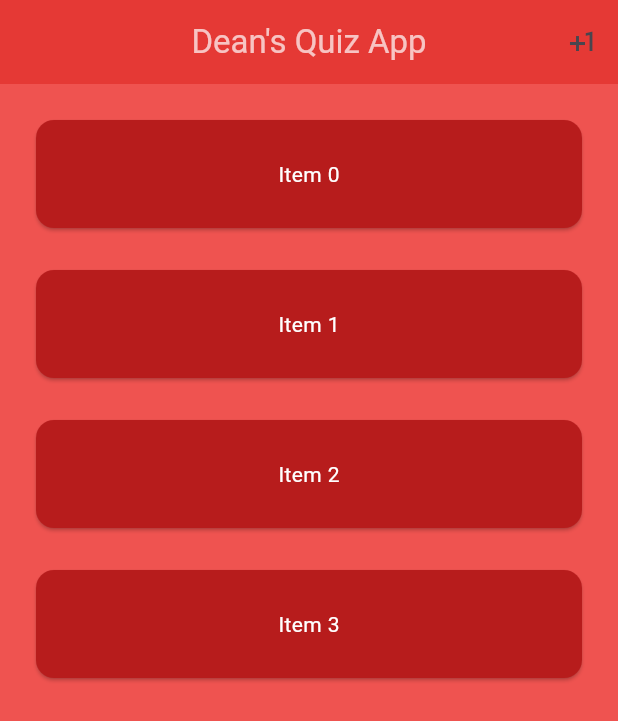
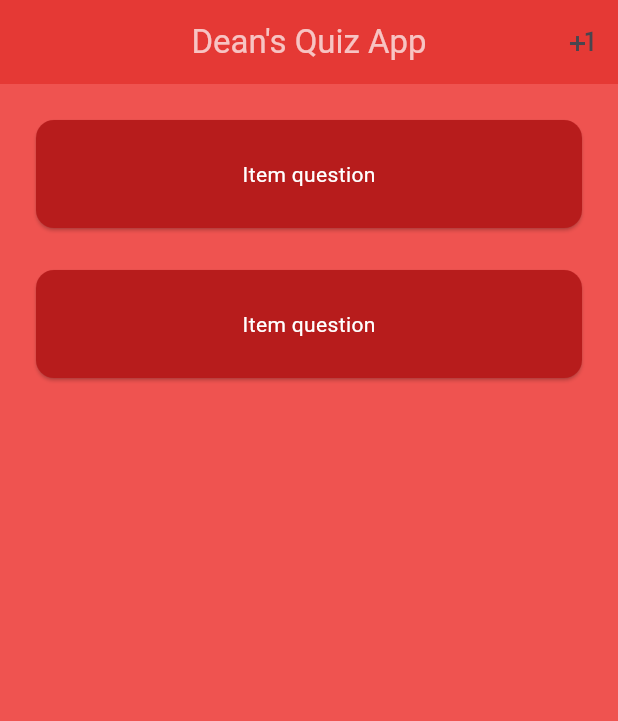
Before and after one commit to De4nWhit3/flutter_task14, a Flutter app: the screen it shows after launch, after a tap on the "plus one" icon, on a phone screen of 412 x 824 dp. Shown: the top 721 px of the screen. Run offline on Flutter 3.47's test engine with Material 2 defaults, Android fonts, the phone set to English and light mode, and no system bars.

Commit message:
refactored and added Question class

```diff
--- /dev/null
+++ b/lib/list_model.dart
@@ -0,0 +1,24 @@
+import 'package:flutter/material.dart';
+
+class ListModel<E> {
+  final GlobalKey<AnimatedListState> listKey;
+  final List<E> _items;
+
+  ListModel({
+    required this.listKey,
+    Iterable<E>? initialItems,
+  }) : _items = List<E>.from(initialItems ?? <E>[]);
+
+  AnimatedListState? get _animatedList => listKey.currentState;
+
+  void insert(int index, E item) {
+    _items.insert(index, item);
+    _animatedList!.insertItem(index);
+  }
+
+  int get length => _items.length;
+
+  E operator [](int index) => _items[index];
+
+  int indexOf(E item) => _items.indexOf(item);
+}
--- a/lib/main.dart
+++ b/lib/main.dart
@@ -1,4 +1,7 @@
 import 'package:flutter/material.dart';
+
+import 'list_model.dart';
+import 'widgets/card_item.dart';
 
 void main() {
   runApp(const MyApp());
@@ -15,13 +18,13 @@ class MyApp extends StatelessWidget {
         colorScheme: ColorScheme.fromSeed(seedColor: Colors.deepPurple),
         useMaterial3: true,
       ),
-      home: MyHomePage(),
+      home: const MyHomePage(),
     );
   }
 }
 
 class MyHomePage extends StatefulWidget {
-  MyHomePage({super.key});
+  const MyHomePage({super.key});
 
   @override
   State<MyHomePage> createState() => _MyHomePageState();
@@ -29,14 +32,24 @@ class MyHomePage extends StatefulWidget {
 
 class _MyHomePageState extends State<MyHomePage> {
   final GlobalKey<AnimatedListState> _listKey = GlobalKey<AnimatedListState>();
-  late ListModel<int> _list;
-  int? _selectedItem;
-  late int _nextItem;
+  late ListModel<Question> _list;
+  Question? _selectedItem;
+  late Question _nextItem;
   @override
   void initState() {
     super.initState();
-    _list = ListModel<int>(listKey: _listKey, initialItems: <int>[0, 1, 2]);
-    _nextItem = 3;
+    _list = ListModel<Question>(listKey: _listKey, initialItems: <Question>[
+      Question(
+          answer: 'answer',
+          hints: ['hints'],
+          question: 'question',
+          category: 'category'),
+    ]);
+    _nextItem = Question(
+        answer: 'answer',
+        hints: ['hints'],
+        question: 'question',
+        category: 'category');
   }
 
   Widget _buildItem(
@@ -56,7 +69,7 @@ class _MyHomePageState extends State<MyHomePage> {
   void _insert() {
     final int index =
         _selectedItem == null ? _list.length : _list.indexOf(_selectedItem!);
-    _list.insert(index, _nextItem++);
+    _list.insert(index, _list[0]);
   }
 
   @override
@@ -90,72 +103,20 @@ class _MyHomePageState extends State<MyHomePage> {
   }
 }
 
-class ListModel<E> {
-  final GlobalKey<AnimatedListState> listKey;
-  final List<E> _items;
+class Question {
+  final String question;
+  final String answer;
+  final String category;
+  final List<String> hints;
 
-  ListModel({
-    required this.listKey,
-    Iterable<E>? initialItems,
-  }) : _items = List<E>.from(initialItems ?? <E>[]);
+  Question({
+    required this.answer,
+    required this.hints,
+    required this.question,
+    required this.category,
+  });
 
-  AnimatedListState? get _animatedList => listKey.currentState;
-
-  void insert(int index, E item) {
-    _items.insert(index, item);
-    _animatedList!.insertItem(index);
-  }
-
-  int get length => _items.length;
-
-  E operator [](int index) => _items[index];
-
-  int indexOf(E item) => _items.indexOf(item);
-}
-
-class CardItem extends StatelessWidget {
-  final Animation<double> animation;
-  final VoidCallback? onTap;
-  final int item;
-  final bool selected;
-  const CardItem({
-    super.key,
-    this.onTap,
-    this.selected = false,
-    required this.animation,
-    required this.item,
-  }) : assert(item >= 0);
-
-  @override
-  Widget build(BuildContext context) {
-    Color selectedColor = Colors.white;
-
-    if (selected) {
-      selectedColor = Colors.greenAccent;
-    }
-    return Padding(
-      padding: const EdgeInsets.all(10.0),
-      child: SizeTransition(
-        sizeFactor: animation,
-        child: GestureDetector(
-          behavior: HitTestBehavior.opaque,
-          onTap: onTap,
-          child: SizedBox(
-            height: 80,
-            child: Card(
-              color: Colors.red.shade900,
-              child: Center(
-                child: Text(
-                  'Item $item',
-                  style: TextStyle(
-                    color: selectedColor,
-                  ),
-                ),
-              ),
-            ),
-          ),
-        ),
-      ),
-    );
+  (String, String, String, List<String>) getInfo() {
+    return (question, answer, category, hints);
   }
 }
--- /dev/null
+++ b/lib/widgets/card_item.dart
@@ -0,0 +1,49 @@
+import 'package:assignment_14/main.dart';
+import 'package:flutter/material.dart';
+
+class CardItem extends StatelessWidget {
+  final Animation<double> animation;
+  final VoidCallback? onTap;
+  final Question item;
+  final bool selected;
+  const CardItem({
+    super.key,
+    this.onTap,
+    this.selected = false,
+    required this.animation,
+    required this.item,
+  });
+
+  @override
+  Widget build(BuildContext context) {
+    Color selectedColor = Colors.white;
+
+    if (selected) {
+      selectedColor = Colors.greenAccent;
+    }
+    return Padding(
+      padding: const EdgeInsets.all(10.0),
+      child: SizeTransition(
+        sizeFactor: animation,
+        child: GestureDetector(
+          behavior: HitTestBehavior.opaque,
+          onTap: onTap,
+          child: SizedBox(
+            height: 80,
+            child: Card(
+              color: Colors.red.shade900,
+              child: Center(
+                child: Text(
+                  'Item ${item.question}',
+                  style: TextStyle(
+                    color: selectedColor,
+                  ),
+                ),
+              ),
+            ),
+          ),
+        ),
+      ),
+    );
+  }
+}
```
